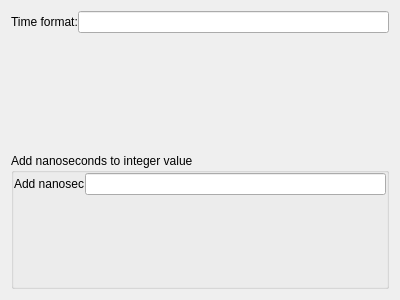
This is defaultplugins/baseplugins/confgui/microsofttimestampwidget.ui in nccgroup/pip3line as Qt 5 draws it before an edit. The edited form follows.
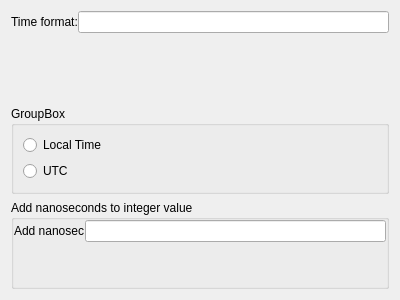
This is the edited form.

```diff
--- a/defaultplugins/baseplugins/confgui/microsofttimestampwidget.ui
+++ b/defaultplugins/baseplugins/confgui/microsofttimestampwidget.ui
@@ -48,6 +48,29 @@
      </layout>
     </widget>
    </item>
+   <item>
+    <widget class="QGroupBox" name="tzGroupBox">
+     <property name="title">
+      <string>GroupBox</string>
+     </property>
+     <layout class="QVBoxLayout" name="verticalLayout_2">
+      <item>
+       <widget class="QRadioButton" name="localTimeRadioButton">
+        <property name="text">
+         <string>Local Time</string>
+        </property>
+       </widget>
+      </item>
+      <item>
+       <widget class="QRadioButton" name="utcRadioButton">
+        <property name="text">
+         <string>UTC</string>
+        </property>
+       </widget>
+      </item>
+     </layout>
+    </widget>
+   </item>
    <item>
     <widget class="QGroupBox" name="groupBox">
      <property name="title">
```
Left out of the diff: 2 changed lines with no effect on the pictures.
